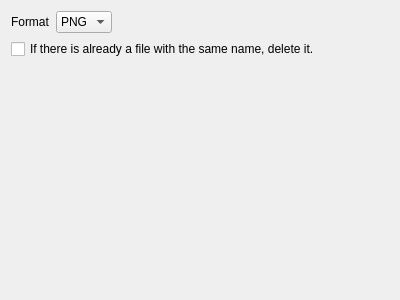
First picture: the form in src/plugins/recorder/screenshot/ui/screenshot.ui, repository hippich/recorditnow, before the edit.
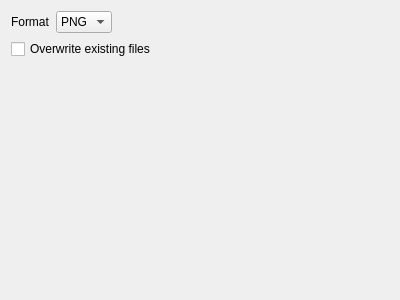
Second picture: the form after the edit. Custom widgets are drawn as their Qt base class.

Patch:
```diff
--- a/src/plugins/recorder/screenshot/ui/screenshot.ui
+++ b/src/plugins/recorder/screenshot/ui/screenshot.ui
@@ -65,7 +65,7 @@
      <item row="1" column="0" colspan="3">
       <widget class="QCheckBox" name="kcfg_overwrite">
        <property name="text">
-        <string>If there is already a file with the same name, delete it.</string>
+        <string>Overwrite existing files</string>
        </property>
       </widget>
      </item>
```
